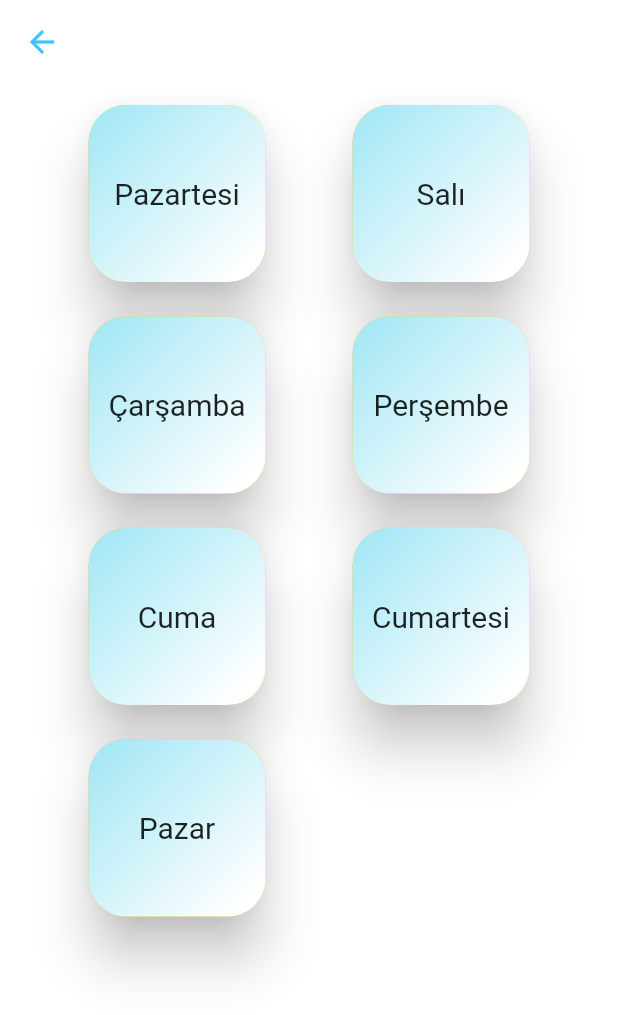
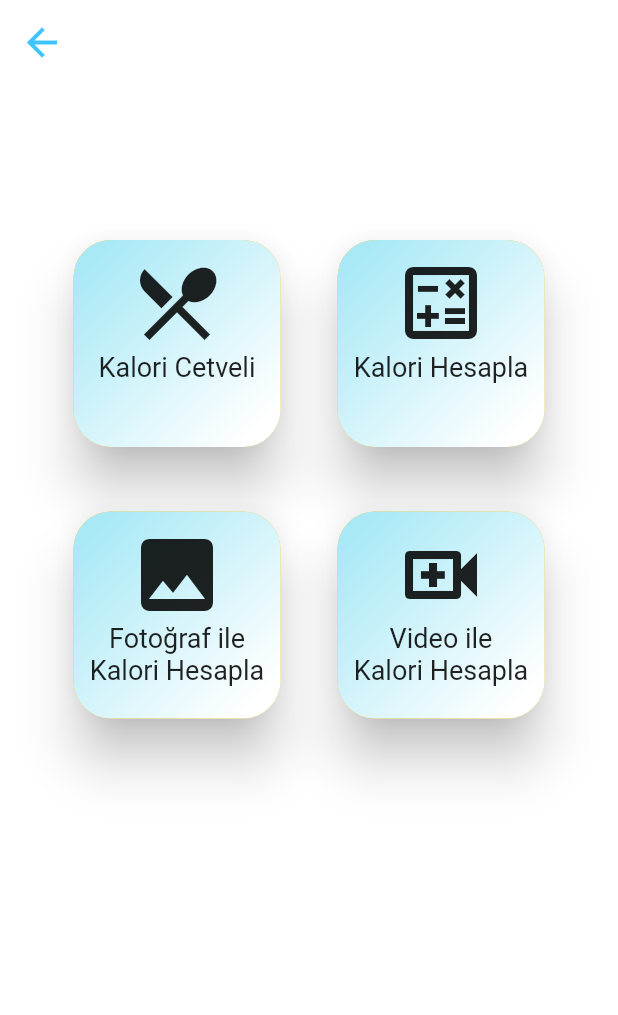
Before and after one commit to AlperenEyibil/diyet, a Flutter app: the screen it shows after launch, after a tap on "Kalori İşlemleri", on a phone screen of 412 x 824 dp. Shown: the top 1015 px of the screen. Run offline on Flutter 3.47's test engine with Material 2 defaults, Android fonts, the phone set to English and light mode, and no system bars; our stand-ins replace shared_preferences.

Commit message:
kalori cetveline kadar cetvel dahil yapıldı.

```diff
--- a/lib/main.dart
+++ b/lib/main.dart
@@ -1,3 +1,5 @@
+import 'package:diyet/screens/calories/calorie_main_page.dart';
+import 'package:diyet/screens/calories/calorie_ruler.dart';
 import 'package:diyet/screens/diets/diet_types.dart';
 import 'package:diyet/screens/foods/food_list.dart';
 import 'package:diyet/screens/weekly/repast.dart';
@@ -23,8 +25,11 @@ class MyApp extends StatelessWidget {
         "/weekly_program":(context)=>WeeklyProgram(),
         "/repast":(context)=>Repasts(),
         "/repastsettings": (context)=>RepastSettings(),
-        "/foodlist": (context)=>FoodList(),
+        "/food_list": (context)=>FoodList(),
         "/diet_types":(context)=>DietTypes(),
+        "/calorie_main_page" :(context)=>CalorieMainPage(),
+        "/calorie_ruler":(context)=>CalorieRuler(),
+
       },
     );
   }
--- /dev/null
+++ b/lib/screens/calories/calorie_main_page.dart
@@ -0,0 +1,62 @@
+import 'package:flutter/cupertino.dart';
+import 'package:flutter/material.dart';
+
+class CalorieMainPage extends StatelessWidget{
+  @override
+  Widget build(BuildContext context) {
+    // TODO: implement build
+    return Scaffold(
+      appBar: AppBar(
+        elevation: 0,
+        backgroundColor: Colors.white,
+        iconTheme: IconThemeData(color: Colors.lightBlueAccent, size: 30),
+      ),
+      body: Container(
+        color: Colors.white,
+        child: Column(
+          children: [
+            Expanded(
+                child: GridView.count(
+                  primary: false,
+                  mainAxisSpacing: 35,
+                  padding: EdgeInsets.only(left: 45,right: 45,top: 100),
+                  crossAxisSpacing: 30,
+                  crossAxisCount: 2,
+                  children: [
+                    customCard(context,"Kalori Cetveli", Icons.local_dining,"/calorie_ruler"),
+                    customCard(context,"Kalori Hesapla", Icons.calculate_outlined,""),
+                    customCard(context,"Fotoğraf ile Kalori Hesapla", Icons.photo,""),
+                    customCard(context,"Video ile Kalori Hesapla", Icons.video_call_outlined,""),
+                  ],
+                ))
+          ],
+        ),
+      ),
+    );
+  }
+
+  Widget customCard(BuildContext context, String title, IconData icons, String routeName){
+    return Card(
+      elevation: 15,
+      color: Colors.amber,
+      shape: RoundedRectangleBorder(
+          borderRadius: BorderRadius.circular(25)),
+      child: GestureDetector(
+        onTap: (){
+          Navigator.pushNamed(context, routeName);
+        },
+        child: Container(
+          padding: EdgeInsets.all(10),
+          decoration: BoxDecoration(gradient: LinearGradient(
+              colors: [Color(0xFFA9E9F6), Colors.white],
+              stops: [0.1,0.9],
+              begin: Alignment.topLeft,
+              end: Alignment.bottomRight
+          ), borderRadius: BorderRadius.all(Radius.circular(25))),
+          child: Center(child: Column(children: [Icon(icons,size: 64,), Text(title, textAlign: TextAlign.center,style: TextStyle(fontSize: 18,),)],),),
+        ),
+      ),
+    );
+  }
+
+}
--- a/lib/screens/home_page.dart
+++ b/lib/screens/home_page.dart
@@ -21,12 +21,12 @@ class _HomePageState extends State<HomePage> {
             crossAxisSpacing: 30,
             crossAxisCount: 2,
             children: [
-              customCard(context,"Kalori İşlemleri", Icons.ac_unit,"/weekly_program"),
-              customCard(context,"Haftalık Program", Icons.ac_unit,"/weekly_program"),
-              customCard(context,"Diyet Türleri", Icons.ac_unit,"/diet_types"),
-              customCard(context,"Yemek Tarifleri", Icons.ac_unit,"/foodlist"),
-              customCard(context,"Egzersizler", Icons.ac_unit,"/weekly_program"),
-              customCard(context,"Kilo Takibi", Icons.ac_unit,"/weekly_program"),
+              customCard(context,"Kalori İşlemleri", Icons.calculate_outlined,"/calorie_main_page"),
+              customCard(context,"Haftalık Program", Icons.calendar_today,"/weekly_program"),
+              customCard(context,"Diyet Türleri", Icons.accessibility,"/diet_types"),
+              customCard(context,"Yemek Tarifleri", Icons.local_dining,"/food_list"),
+              customCard(context,"Egzersizler", Icons.run_circle_outlined,"/weekly_program"),
+              customCard(context,"Kilo Takibi", Icons.line_weight,"/weekly_program"),
             ],
           ))
         ],
```
Also changed, not shown: lib/screens/calories/calorie.dart (added, +10 -0 lines), lib/screens/calories/calorie_ruler.dart (added, +38 -0 lines).
